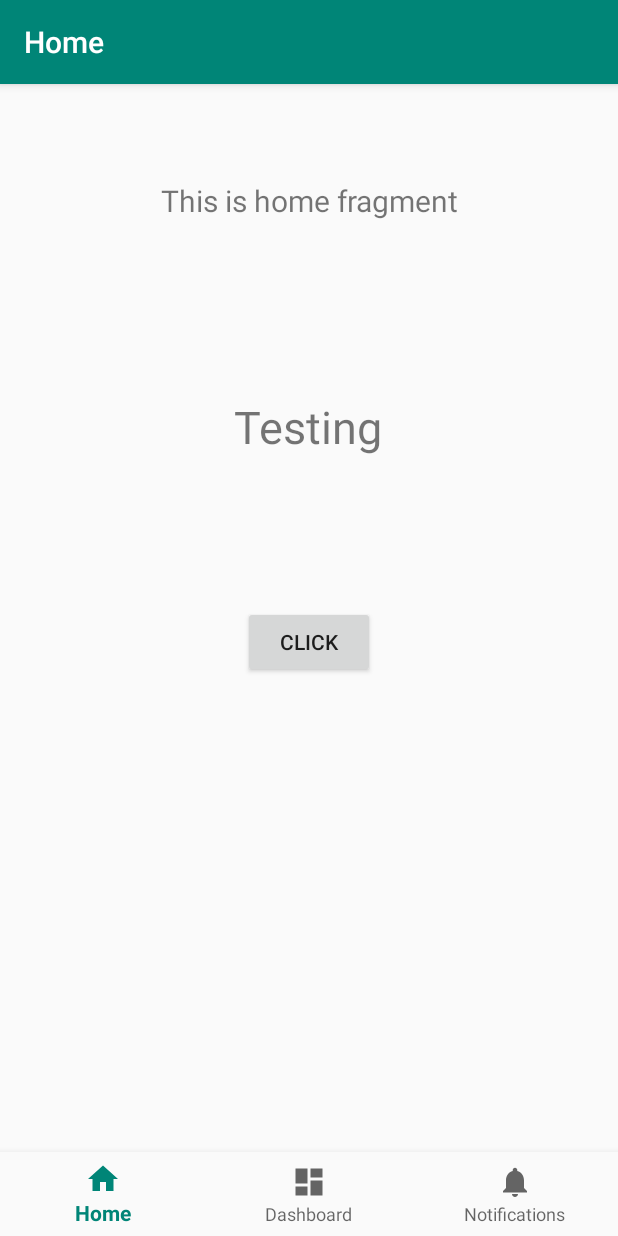
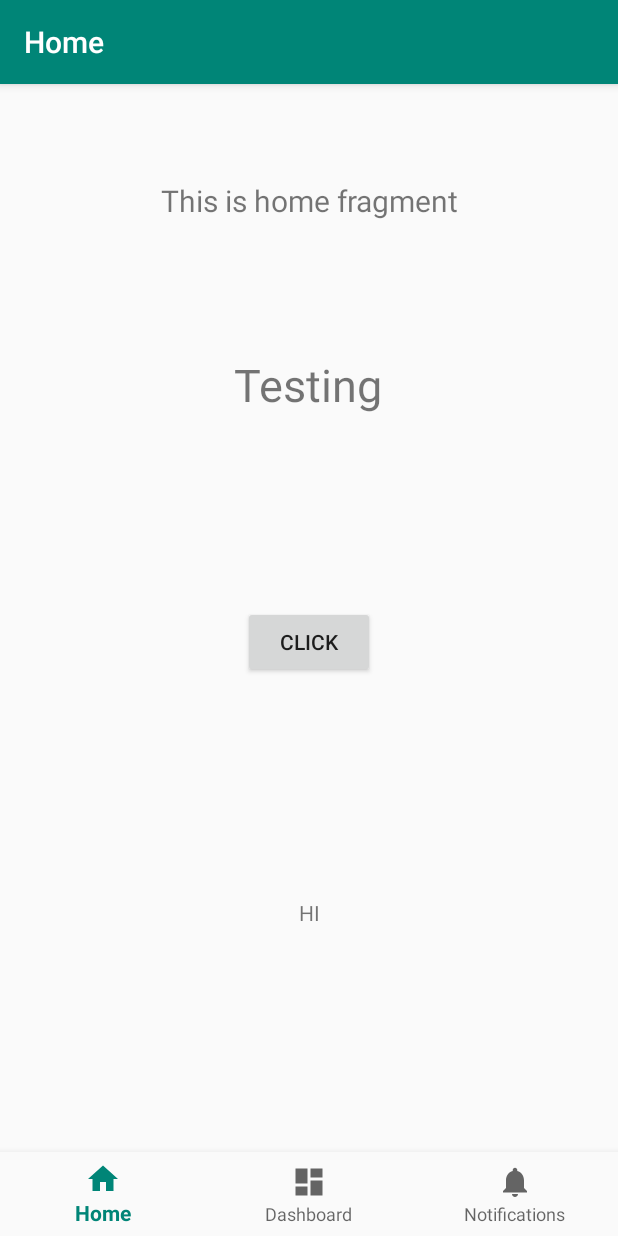
Before and after one commit to jianghao-py/Health-Balancer, an Android app: the screen it shows after launch (MainActivity), on a phone screen of 412 x 824 dp. Run offline under Robolectric (Android 15) with nearby library versions, the phone set to English and light mode, and no system bars; our stand-ins replace navigation-ui.

Commit message:
addtextview: HI

```diff
--- a/app/src/main/res/layout/activity_main.xml
+++ b/app/src/main/res/layout/activity_main.xml
@@ -26,9 +26,11 @@
         android:layout_height="match_parent"
         app:defaultNavHost="true"
         app:layout_constraintBottom_toTopOf="@id/nav_view"
+        app:layout_constraintHorizontal_bias="0.0"
         app:layout_constraintLeft_toLeftOf="parent"
         app:layout_constraintRight_toRightOf="parent"
         app:layout_constraintTop_toTopOf="parent"
+        app:layout_constraintVertical_bias="1.0"
         app:navGraph="@navigation/mobile_navigation" />
 
     <TextView
@@ -60,4 +62,15 @@
         app:layout_constraintStart_toStartOf="parent"
         app:layout_constraintTop_toTopOf="@+id/guideline" />
 
+    <TextView
+        android:id="@+id/textView2"
+        android:layout_width="wrap_content"
+        android:layout_height="wrap_content"
+        android:layout_marginBottom="4dp"
+        android:text="HI"
+        app:layout_constraintBottom_toTopOf="@+id/nav_view"
+        app:layout_constraintEnd_toEndOf="parent"
+        app:layout_constraintStart_toStartOf="parent"
+        app:layout_constraintTop_toBottomOf="@+id/button" />
+
 </androidx.constraintlayout.widget.ConstraintLayout>
```
